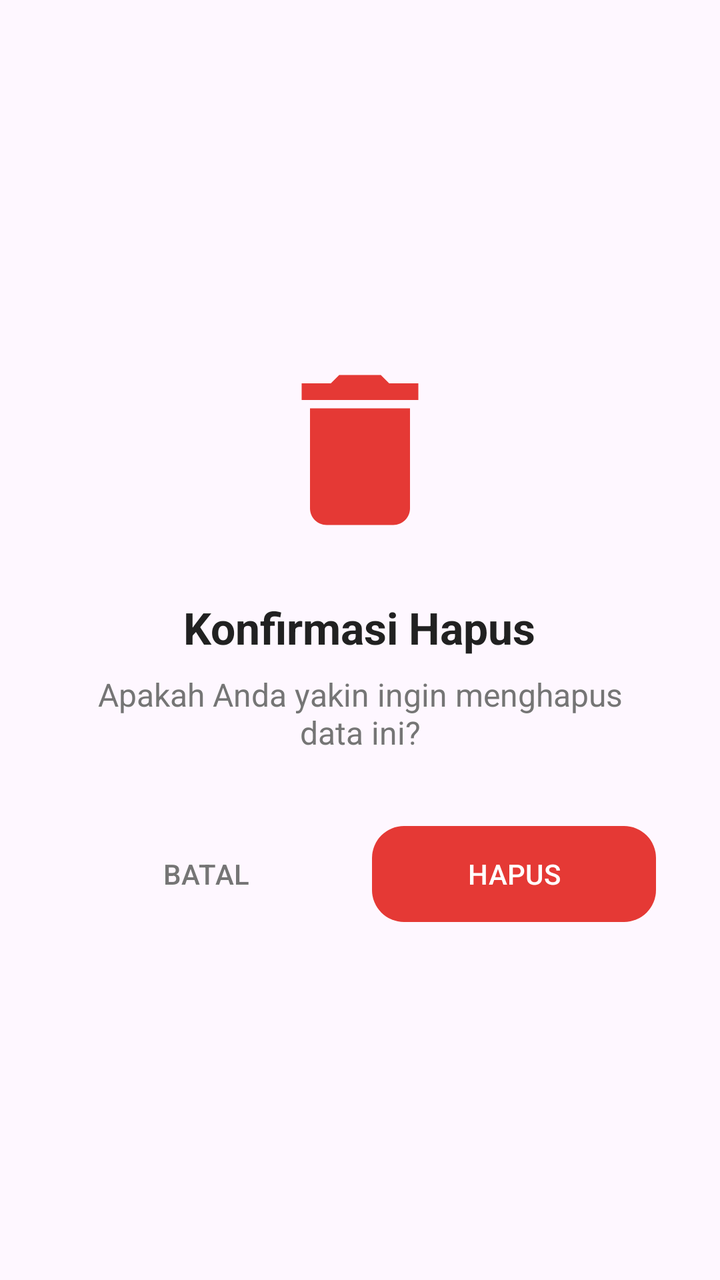
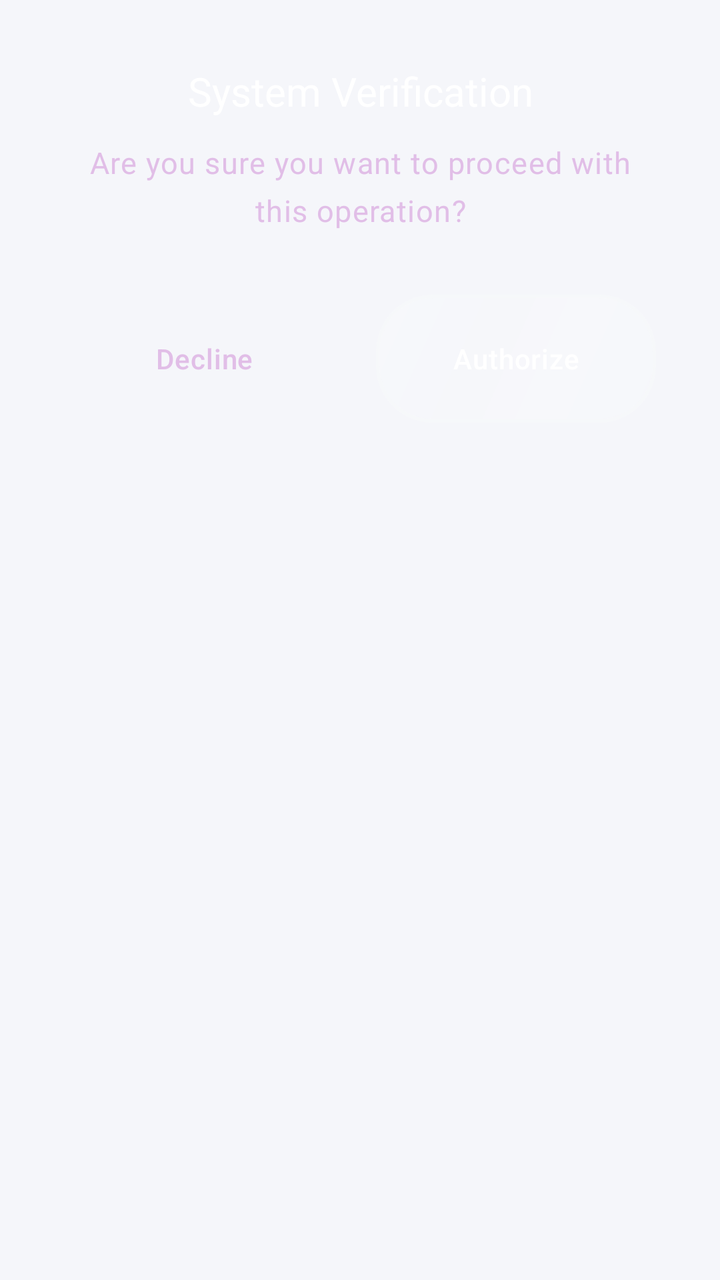

An Android layout rendered at two revisions. The XML below is the earlier revision; the diff shows what the commit changed to produce the second picture.
<!-- AndroidManifest.xml: application theme Theme.KasirAPP -->
<!-- res/layout/dialog_confirm.xml -->
<?xml version="1.0" encoding="utf-8"?>
<LinearLayout xmlns:android="http://schemas.android.com/apk/res/android"
    xmlns:app="http://schemas.android.com/apk/res-auto"
    android:layout_width="match_parent"
    android:layout_height="wrap_content"
    android:gravity="center"
    android:orientation="vertical"
    android:padding="32dp">

    <ImageView
        android:id="@+id/imgIcon"
        android:layout_width="100dp"
        android:layout_height="100dp"
        android:src="@drawable/ic_delete" />

    <TextView
        android:id="@+id/tvTitle"
        android:layout_width="wrap_content"
        android:layout_height="wrap_content"
        android:layout_marginTop="24dp"
        android:text="Konfirmasi Hapus"
        android:textColor="@color/black"
        android:textSize="22sp"
        android:textStyle="bold"
        android:gravity="center"/>

    <TextView
        android:id="@+id/tvMessage"
        android:layout_width="wrap_content"
        android:layout_height="wrap_content"
        android:layout_marginTop="8dp"
        android:gravity="center"
        android:text="Apakah Anda yakin ingin menghapus data ini?"
        android:textColor="@color/gray"
        android:textSize="16sp" />

    <LinearLayout
        android:layout_width="match_parent"
        android:layout_height="wrap_content"
        android:layout_marginTop="32dp"
        android:orientation="horizontal">

        <com.google.android.material.button.MaterialButton
            android:id="@+id/btnCancel"
            style="@style/Widget.Material3.Button.TextButton"
            android:layout_width="0dp"
            android:layout_height="56dp"
            android:layout_weight="1"
            android:text="BATAL"
            android:textColor="@color/gray"
            app:cornerRadius="16dp" />

        <com.google.android.material.button.MaterialButton
            android:id="@+id/btnConfirm"
            android:layout_width="0dp"
            android:layout_height="56dp"
            android:layout_weight="1"
            android:layout_marginStart="12dp"
            android:text="HAPUS"
            android:textColor="@color/white"
            app:backgroundTint="@color/red"
            app:cornerRadius="16dp" />

    </LinearLayout>

</LinearLayout>
<!-- resources referenced by this layout -->
<resources>
  <color name="black">#212121</color>
  <color name="gray">#757575</color>
  <color name="red">#E53935</color>
  <!-- drawable ic_delete (drawable) -->
  <vector xmlns:android="http://schemas.android.com/apk/res/android"
      android:width="120dp"
      android:height="120dp"
      android:viewportWidth="24"
      android:viewportHeight="24">
      <path
          android:fillColor="#E53935"
          android:pathData="M6,19c0,1.1 0.9,2 2,2h8c1.1,0 2,-0.9 2,-2V7H6v12zM19,4h-3.5l-1,-1h-5l-1,1H5v2h14V4z"/>
  </vector>
  <style name="Base.Theme.KasirAPP" parent="Theme.Material3.DayNight.NoActionBar">
          
           <item name="colorPrimary">@color/primary</item>
      </style>
  <color name="primary">#FFC107</color>
  <!-- unchanged entries left out for length: 2 -->
</resources>

<!-- the commit's change to res/layout/dialog_confirm.xml (unified diff, before → after) -->
@@ -1,66 +1,71 @@
 <?xml version="1.0" encoding="utf-8"?>
-<LinearLayout xmlns:android="http://schemas.android.com/apk/res/android"
+<com.google.android.material.card.MaterialCardView
+    xmlns:android="http://schemas.android.com/apk/res/android"
     xmlns:app="http://schemas.android.com/apk/res-auto"
+    style="@style/Widget.App.Card"
     android:layout_width="match_parent"
     android:layout_height="wrap_content"
-    android:gravity="center"
-    android:orientation="vertical"
-    android:padding="32dp">
-
-    <ImageView
-        android:id="@+id/imgIcon"
-        android:layout_width="100dp"
-        android:layout_height="100dp"
-        android:src="@drawable/ic_delete" />
-
-    <TextView
-        android:id="@+id/tvTitle"
-        android:layout_width="wrap_content"
-        android:layout_height="wrap_content"
-        android:layout_marginTop="24dp"
-        android:text="Konfirmasi Hapus"
-        android:textColor="@color/black"
-        android:textSize="22sp"
-        android:textStyle="bold"
-        android:gravity="center"/>
-
-    <TextView
-        android:id="@+id/tvMessage"
-        android:layout_width="wrap_content"
-        android:layout_height="wrap_content"
-        android:layout_marginTop="8dp"
-        android:gravity="center"
-        android:text="Apakah Anda yakin ingin menghapus data ini?"
-        android:textColor="@color/gray"
-        android:textSize="16sp" />
+    app:cardCornerRadius="32dp"
+    app:cardElevation="0dp">
 
     <LinearLayout
         android:layout_width="match_parent"
         android:layout_height="wrap_content"
-        android:layout_marginTop="32dp"
-        android:orientation="horizontal">
+        android:orientation="vertical"
+        android:padding="32dp"
+        android:gravity="center">
 
-        <com.google.android.material.button.MaterialButton
-            android:id="@+id/btnCancel"
-            style="@style/Widget.Material3.Button.TextButton"
-            android:layout_width="0dp"
-            android:layout_height="56dp"
-            android:layout_weight="1"
-            android:text="BATAL"
-            android:textColor="@color/gray"
-            app:cornerRadius="16dp" />
+        <TextView
+            android:id="@+id/tvTitle"
+            style="@style/TextAppearance.Future.TitleLarge"
+            android:layout_width="wrap_content"
+            android:layout_height="wrap_content"
+            android:text="System Verification"
+            android:textAlignment="center"
+            android:textColor="@color/white" />
 
-        <com.google.android.material.button.MaterialButton
-            android:id="@+id/btnConfirm"
-            android:layout_width="0dp"
-            android:layout_height="56dp"
-            android:layout_weight="1"
-            android:layout_marginStart="12dp"
-            android:text="HAPUS"
-            android:textColor="@color/white"
-            app:backgroundTint="@color/red"
-            app:cornerRadius="16dp" />
+        <TextView
+            android:id="@+id/tvMessage"
+            style="@style/TextAppearance.Future.BodyLarge"
+            android:layout_width="match_parent"
+            android:layout_height="wrap_content"
+            android:layout_marginTop="12dp"
+            android:text="Are you sure you want to proceed with this operation?"
+            android:textAlignment="center"
+            android:textColor="#E1BEE7" />
+
+        <LinearLayout
+            android:layout_width="match_parent"
+            android:layout_height="wrap_content"
+            android:orientation="horizontal"
+            android:layout_marginTop="32dp">
+
+            <com.google.android.material.button.MaterialButton
+                android:id="@+id/btnCancel"
+                style="@style/Widget.Material3.Button.TextButton"
+                android:layout_width="0dp"
+                android:layout_height="64dp"
+                android:layout_weight="1"
+                android:layout_marginEnd="8dp"
+                android:text="Decline"
+                android:textAllCaps="false"
+                android:textAppearance="@style/TextAppearance.Future.LabelLarge"
+                android:textColor="#E1BEE7" />
+
+            <com.google.android.material.button.MaterialButton
+                android:id="@+id/btnConfirm"
+                style="@style/Widget.App.Button"
+                android:layout_width="0dp"
+                android:layout_height="64dp"
+                android:layout_weight="1"
+                android:layout_marginStart="8dp"
+                android:text="Authorize"
+                android:textAllCaps="false"
+                android:textAppearance="@style/TextAppearance.Future.LabelLarge"
+                android:textColor="@color/white"
+                app:cornerRadius="20dp" />
+
+        </LinearLayout>
 
     </LinearLayout>
-
-</LinearLayout>
+</com.google.android.material.card.MaterialCardView>
<!-- resource entries referenced after the edit -->
@@ -1,23 +1,139 @@
 <!-- resources referenced by this layout -->
 <resources>
-  <color name="black">#212121</color>
-  <color name="gray">#757575</color>
-  <color name="red">#E53935</color>
-  <!-- drawable ic_delete (drawable) -->
-  <vector xmlns:android="http://schemas.android.com/apk/res/android"
-      android:width="120dp"
-      android:height="120dp"
-      android:viewportWidth="24"
-      android:viewportHeight="24">
-      <path
-          android:fillColor="#E53935"
-          android:pathData="M6,19c0,1.1 0.9,2 2,2h8c1.1,0 2,-0.9 2,-2V7H6v12zM19,4h-3.5l-1,-1h-5l-1,1H5v2h14V4z"/>
-  </vector>
-  <style name="Base.Theme.KasirAPP" parent="Theme.Material3.DayNight.NoActionBar">
+  <style name="TextAppearance.Future.BodyLarge" parent="TextAppearance.Premium.BodyLarge" />
+  <style name="TextAppearance.Future.LabelLarge" parent="TextAppearance.Premium.LabelLarge" />
+  <style name="TextAppearance.Future.TitleLarge" parent="TextAppearance.Premium.TitleLarge" />
+  <style name="Widget.App.Button" parent="Widget.Material3.Button.TonalButton">
+          <item name="cornerRadius">20dp</item>
+          <item name="android:background">@drawable/bg_liquid_glass</item>
+          <item name="android:insetTop">0dp</item>
+          <item name="android:insetBottom">0dp</item>
+          <item name="android:textColor">@color/white</item>
+      </style>
+  <style name="Widget.App.Card" parent="Widget.Material3.CardView.Filled">
+          <item name="cardCornerRadius">28dp</item>
+          <item name="cardElevation">0dp</item>
+          <item name="strokeWidth">0dp</item>
+          <item name="android:background">@drawable/bg_liquid_glass</item>
+          <item name="cardBackgroundColor">@android:color/transparent</item>
+      </style>
+  <style name="TextAppearance.Premium.BodyLarge" parent="TextAppearance.Material3.BodyLarge">
+          <item name="android:textSize">15sp</item>
+          <item name="android:fontFamily">sans-serif</item>
+          <item name="android:lineSpacingExtra">3dp</item>
+          <item name="android:textColor">#E1BEE7</item>
+      </style>
+  <style name="TextAppearance.Premium.LabelLarge" parent="TextAppearance.Material3.LabelLarge">
+          <item name="android:textSize">14sp</item>
+          <item name="android:fontFamily">sans-serif-medium</item>
+          <item name="android:letterSpacing">0.02</item>
+          <item name="android:textColor">#B39DDB</item>
+      </style>
+  <style name="TextAppearance.Premium.TitleLarge" parent="TextAppearance.Material3.TitleLarge">
+          <item name="android:textSize">20sp</item>
+          <item name="android:fontFamily">sans-serif-medium</item>
+          <item name="android:textColor">@color/white</item>
+      </style>
+  <!-- drawable bg_liquid_glass (drawable) -->
+  <?xml version="1.0" encoding="utf-8"?>
+  <layer-list xmlns:android="http://schemas.android.com/apk/res/android">
+      
+      <item>
+          <shape android:shape="rectangle">
+              <solid android:color="#1A000000" />
+              <corners android:radius="28dp" />
+          </shape>
+      </item>
+  
+      
+      <item android:bottom="2dp" android:left="1dp" android:right="1dp" android:top="1dp">
+          <shape android:shape="rectangle">
+              <gradient
+                  android:angle="135"
+                  android:endColor="#1AFFFFFF"
+                  android:startColor="#4DFFFFFF"
+                  android:type="linear" />
+              <corners android:radius="28dp" />
+          </shape>
+      </item>
+  
+      
+      <item>
+          <shape android:shape="rectangle">
+              <solid android:color="@android:color/transparent" />
+              <corners android:radius="28dp" />
+              <stroke
+                  android:width="1.5dp"
+                  android:color="#80FFFFFF" />
+          </shape>
+      </item>
+  </layer-list>
+  <style name="Base.Theme.KasirAPP" parent="Theme.Material3.Light.NoActionBar">
           
-           <item name="colorPrimary">@color/primary</item>
+          <item name="colorPrimary">@color/primary</item>
+          <item name="colorOnPrimary">@color/on_primary</item>
+          <item name="colorPrimaryContainer">@color/primary_container</item>
+          <item name="colorOnPrimaryContainer">@color/on_primary_container</item>
+  
+          <item name="colorSecondary">@color/secondary</item>
+          <item name="colorOnSecondary">@color/on_secondary</item>
+          <item name="colorSecondaryContainer">@color/secondary_container</item>
+          <item name="colorOnSecondaryContainer">@color/on_secondary_container</item>
+  
+          <item name="android:windowBackground">@color/background</item>
+          <item name="colorSurface">@color/surface</item>
+          <item name="colorOnSurface">@color/on_surface</item>
+          <item name="colorSurfaceVariant">@color/surface_variant</item>
+          <item name="colorOnSurfaceVariant">@color/on_surface_variant</item>
+          <item name="colorOutline">@color/outline</item>
+  
+          
+          <item name="android:statusBarColor">@android:color/transparent</item>
+          <item name="android:windowLightStatusBar">false</item>
+          <item name="android:navigationBarColor">@android:color/transparent</item>
+          <item name="android:windowLightNavigationBar" tools:targetApi="27">false</item>
+  
+          
+          <item name="materialCardViewStyle">@style/Widget.App.Card</item>
+          <item name="materialButtonStyle">@style/Widget.App.Button</item>
+          <item name="textInputStyle">@style/Widget.App.TextInputLayout</item>
+  
+          
+          <item name="textAppearanceHeadlineLarge">@style/TextAppearance.Premium.HeadlineLarge</item>
+          <item name="textAppearanceTitleLarge">@style/TextAppearance.Premium.TitleLarge</item>
+          <item name="textAppearanceBodyLarge">@style/TextAppearance.Premium.BodyLarge</item>
+          <item name="textAppearanceLabelLarge">@style/TextAppearance.Premium.LabelLarge</item>
       </style>
-  <color name="primary">#FFC107</color>
+  <color name="primary">#5E35B1</color>
+  <color name="on_primary">#FFFFFF</color>
+  <color name="primary_container">#F3E5F5</color>
+  <color name="on_primary_container">#4A148C</color>
+  <color name="secondary">#7B1FA2</color>
+  <color name="on_secondary">#FFFFFF</color>
+  <color name="secondary_container">#F8F9FA</color>
+  <color name="on_secondary_container">#202124</color>
+  <color name="background">#F5F6FA</color>
+  <color name="surface">#FFFFFF</color>
+  <color name="on_surface">#202124</color>
+  <color name="surface_variant">#EDEDF5</color>
+  <color name="on_surface_variant">#625B71</color>
+  <color name="outline">#7B6F96</color>
+  <style name="Widget.App.TextInputLayout" parent="Widget.Material3.TextInputLayout.OutlinedBox">
+          <item name="boxCornerRadiusTopStart">20dp</item>
+          <item name="boxCornerRadiusTopEnd">20dp</item>
+          <item name="boxCornerRadiusBottomStart">20dp</item>
+          <item name="boxCornerRadiusBottomEnd">20dp</item>
+          <item name="boxStrokeColor">#80FFFFFF</item>
+          <item name="boxStrokeWidth">1.5dp</item>
+          <item name="boxStrokeWidthFocused">2.5dp</item>
+          <item name="android:textColorHint">#B3FFFFFF</item>
+      </style>
+  <style name="TextAppearance.Premium.HeadlineLarge" parent="TextAppearance.Material3.HeadlineLarge">
+          <item name="android:textSize">28sp</item>
+          <item name="android:fontFamily">sans-serif-medium</item>
+          <item name="android:letterSpacing">-0.02</item>
+          <item name="android:textColor">@color/white</item>
+      </style>
   <!-- unchanged entries left out for length: 2 -->
 </resources>
 
